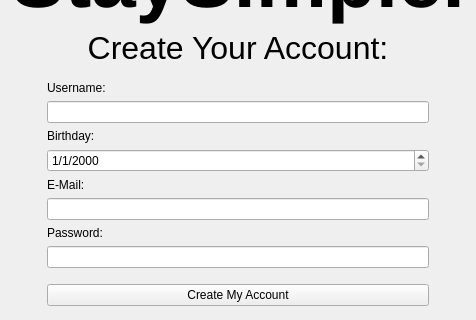
Old version of the form VideoPlayer/registerpage.ui in the repository sc22be/UI_COURSEWORK_FORK; both pictures show x 0 to 476 and y 168 to 488 of the 476 by 584 pixel window.
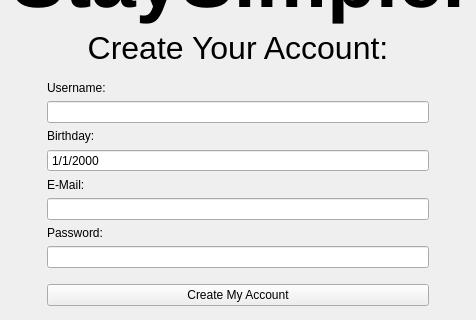
New version of the form.

Commit message: Add styling to button

What changed in the file:
```diff
--- a/VideoPlayer/registerpage.ui
+++ b/VideoPlayer/registerpage.ui
@@ -117,9 +117,21 @@
         <property name="locale">
          <locale language="English" country="UnitedKingdom"/>
         </property>
+        <property name="wrapping">
+         <bool>false</bool>
+        </property>
+        <property name="frame">
+         <bool>true</bool>
+        </property>
+        <property name="buttonSymbols">
+         <enum>QAbstractSpinBox::NoButtons</enum>
+        </property>
         <property name="displayFormat">
          <string>d/M/yyyy</string>
         </property>
+        <property name="calendarPopup">
+         <bool>false</bool>
+        </property>
        </widget>
       </item>
       <item>
```
The commit also changes 2 other files.
